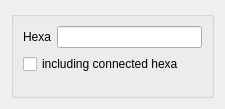
The window that src/HEXABLOCKGUI/RemoveHexa_QTD.ui (SalomePlatform/hexablock) describes before a commit, drawn with Qt 5.
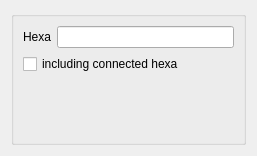
The same window after the commit.

Diff of the .ui file:
```diff
--- a/src/HEXABLOCKGUI/RemoveHexa_QTD.ui
+++ b/src/HEXABLOCKGUI/RemoveHexa_QTD.ui
@@ -6,12 +6,12 @@
    <rect>
     <x>0</x>
     <y>0</y>
-    <width>225</width>
-    <height>109</height>
+    <width>257</width>
+    <height>156</height>
    </rect>
   </property>
   <property name="sizePolicy">
-   <sizepolicy hsizetype="Preferred" vsizetype="Fixed">
+   <sizepolicy hsizetype="Preferred" vsizetype="Preferred">
     <horstretch>0</horstretch>
     <verstretch>0</verstretch>
    </sizepolicy>
@@ -37,6 +37,8 @@
      <property name="title">
       <string/>
      </property>
+     <layout class="QVBoxLayout" name="verticalLayout">
+      <item>
      <layout class="QFormLayout" name="formLayout">
       <item row="0" column="0">
        <widget class="QLabel" name="label">
@@ -48,7 +50,7 @@
       <item row="0" column="1">
        <widget class="QLineEdit" name="hexa_le">
         <property name="sizePolicy">
-         <sizepolicy hsizetype="Minimum" vsizetype="Fixed">
+           <sizepolicy hsizetype="Preferred" vsizetype="Fixed">
           <horstretch>0</horstretch>
           <verstretch>0</verstretch>
          </sizepolicy>
@@ -64,13 +66,34 @@
         </property>
        </widget>
       </item>
-      <item row="1" column="0" colspan="2">
+       </layout>
+      </item>
+      <item>
        <widget class="QCheckBox" name="connected_cb">
+        <property name="sizePolicy">
+         <sizepolicy hsizetype="Preferred" vsizetype="Fixed">
+          <horstretch>0</horstretch>
+          <verstretch>0</verstretch>
+         </sizepolicy>
+        </property>
         <property name="text">
          <string>including connected hexa</string>
         </property>
        </widget>
       </item>
+      <item>
+       <spacer name="verticalSpacer">
+        <property name="orientation">
+         <enum>Qt::Vertical</enum>
+        </property>
+        <property name="sizeHint" stdset="0">
+         <size>
+          <width>20</width>
+          <height>16777215</height>
+         </size>
+        </property>
+       </spacer>
+      </item>
      </layout>
     </widget>
    </item>
```
Lines whose indentation alone changed are shown as unchanged.
